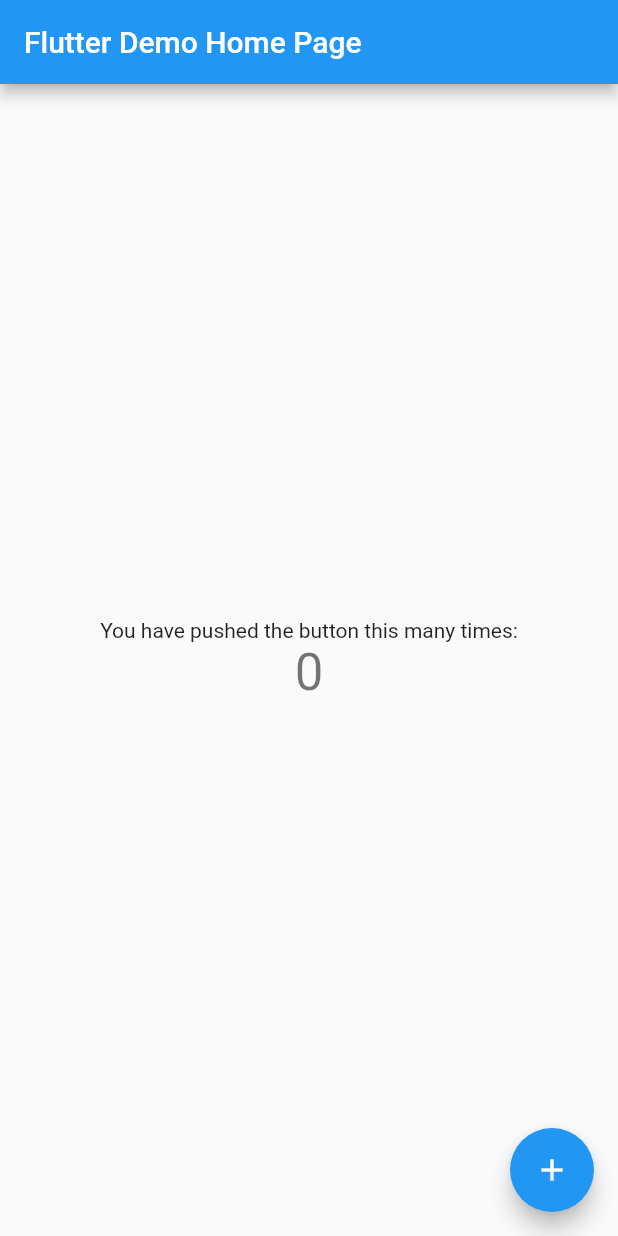
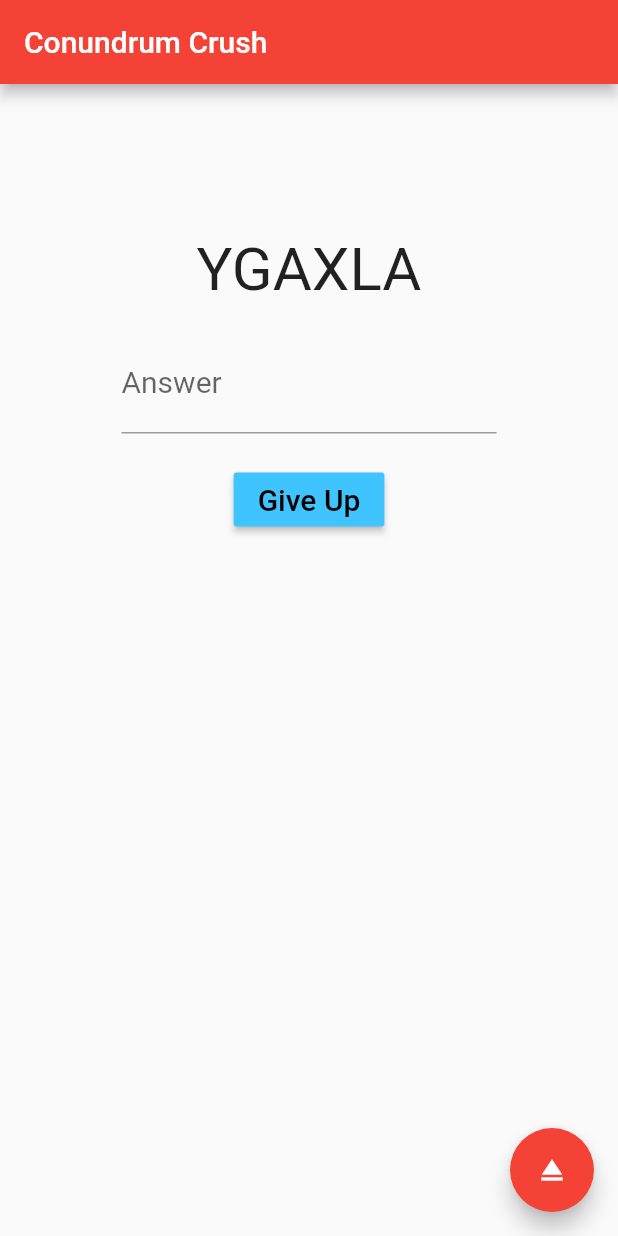
Before and after one commit to michaelng126/ConundrumCrush, a Flutter app: the screen it shows after launch, on a phone screen of 412 x 824 dp. Run offline on Flutter 3.47's test engine with Material 2 defaults, Android fonts, the phone set to English and light mode, and no system bars; Roboto replaces fonts that are missing (Raleway).

Commit message:
Initial design.

```diff
--- a/lib/main.dart
+++ b/lib/main.dart
@@ -9,40 +9,18 @@ class MyApp extends StatelessWidget {
   @override
   Widget build(BuildContext context) {
     return MaterialApp(
-      title: 'Flutter Demo',
+      title: 'Conundrum Crush',
       theme: ThemeData(
-        // This is the theme of your application.
-        //
-        // Try running your application with "flutter run". You'll see the
-        // application has a blue toolbar. Then, without quitting the app, try
-        // changing the primarySwatch below to Colors.green and then invoke
-        // "hot reload" (press "r" in the console where you ran "flutter run",
-        // or simply save your changes to "hot reload" in a Flutter IDE).
-        // Notice that the counter didn't reset back to zero; the application
-        // is not restarted.
-        primarySwatch: Colors.blue,
-        // This makes the visual density adapt to the platform that you run
-        // the app on. For desktop platforms, the controls will be smaller and
-        // closer together (more dense) than on mobile platforms.
+        primarySwatch: Colors.red,
         visualDensity: VisualDensity.adaptivePlatformDensity,
       ),
-      home: MyHomePage(title: 'Flutter Demo Home Page'),
+      home: MyHomePage(title: 'Conundrum Crush'),
     );
   }
 }
 
 class MyHomePage extends StatefulWidget {
   MyHomePage({Key key, this.title}) : super(key: key);
-
-  // This widget is the home page of your application. It is stateful, meaning
-  // that it has a State object (defined below) that contains fields that affect
-  // how it looks.
-
-  // This class is the configuration for the state. It holds the values (in this
-  // case the title) provided by the parent (in this case the App widget) and
-  // used by the build method of the State. Fields in a Widget subclass are
-  // always marked "final".
-
   final String title;
 
   @override
@@ -54,64 +32,65 @@ class _MyHomePageState extends State<MyHomePage> {
 
   void _incrementCounter() {
     setState(() {
-      // This call to setState tells the Flutter framework that something has
-      // changed in this State, which causes it to rerun the build method below
-      // so that the display can reflect the updated values. If we changed
-      // _counter without calling setState(), then the build method would not be
-      // called again, and so nothing would appear to happen.
       _counter++;
     });
   }
 
   @override
   Widget build(BuildContext context) {
-    // This method is rerun every time setState is called, for instance as done
-    // by the _incrementCounter method above.
-    //
-    // The Flutter framework has been optimized to make rerunning build methods
-    // fast, so that you can just rebuild anything that needs updating rather
-    // than having to individually change instances of widgets.
     return Scaffold(
       appBar: AppBar(
-        // Here we take the value from the MyHomePage object that was created by
-        // the App.build method, and use it to set our appbar title.
         title: Text(widget.title),
       ),
       body: Center(
-        // Center is a layout widget. It takes a single child and positions it
-        // in the middle of the parent.
         child: Column(
-          // Column is also a layout widget. It takes a list of children and
-          // arranges them vertically. By default, it sizes itself to fit its
-          // children horizontally, and tries to be as tall as its parent.
-          //
           // Invoke "debug painting" (press "p" in the console, choose the
           // "Toggle Debug Paint" action from the Flutter Inspector in Android
           // Studio, or the "Toggle Debug Paint" command in Visual Studio Code)
           // to see the wireframe for each widget.
-          //
-          // Column has various properties to control how it sizes itself and
-          // how it positions its children. Here we use mainAxisAlignment to
-          // center the children vertically; the main axis here is the vertical
-          // axis because Columns are vertical (the cross axis would be
-          // horizontal).
-          mainAxisAlignment: MainAxisAlignment.center,
+          //mainAxisAlignment: MainAxisAlignment.center,
           children: <Widget>[
+            SizedBox(height: 100,),
             Text(
-              'You have pushed the button this many times:',
+              'YGAXLA',
+              style: TextStyle(
+                fontSize: 40,
+                fontFamily: 'Raleway',
+              ),
             ),
-            Text(
-              '$_counter',
-              style: Theme.of(context).textTheme.headline4,
+            SizedBox(height: 20,),
+            Container(
+              width: 250.0,
+              child:TextField(
+                  decoration: InputDecoration(
+                  //border: OutlineInputBorder(),
+                  labelText: 'Answer'),
+                  style: TextStyle(
+                    fontSize: 20,
+                    fontFamily: 'Raleway',
+                  ),
+              ),
             ),
+            SizedBox(height: 20,),
+            RaisedButton(
+              child: new Text('Give Up',
+                  style: TextStyle(
+                    fontSize: 20,
+                    fontFamily: 'Raleway',
+                  ),
+                ),
+              color: Colors.lightBlueAccent,
+              textColor: Colors.black,
+              onPressed: _incrementCounter,
+            )
           ],
         ),
       ),
       floatingActionButton: FloatingActionButton(
         onPressed: _incrementCounter,
-        tooltip: 'Increment',
-        child: Icon(Icons.add),
-      ), // This trailing comma makes auto-formatting nicer for build methods.
+        tooltip: 'Give Up',
+        child: Icon(Icons.eject),
+      ),
     );
   }
 }
```
Also changed, not shown: 2 other files.
